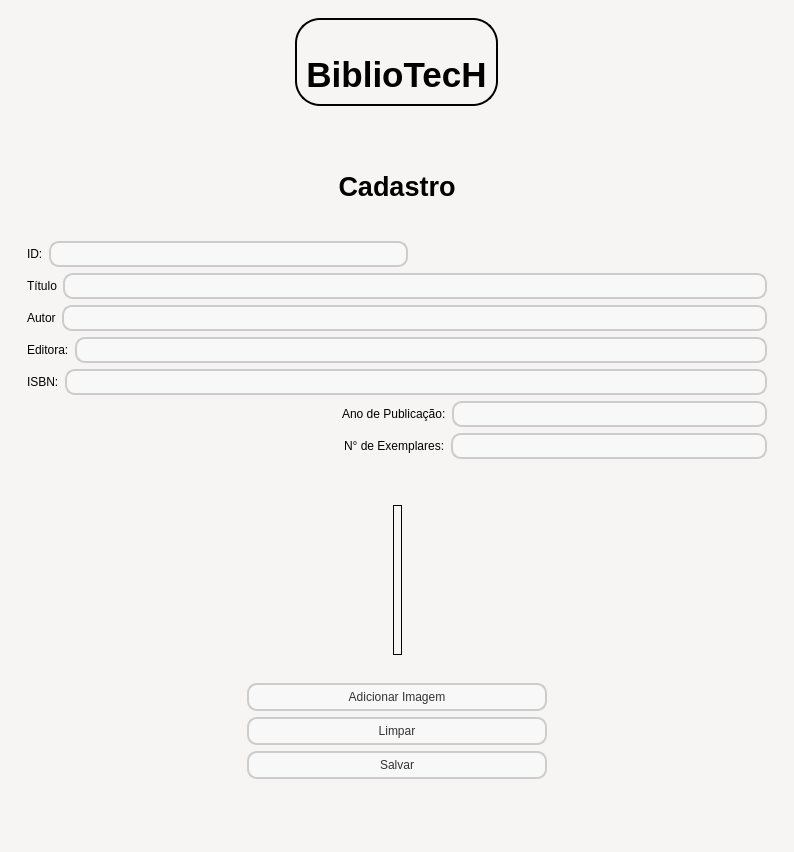
This is projetoBiblioTech/view/mainWindow.ui in agnaldo-s/Bibliotech as Qt 5 draws it before an edit. The edited form follows.
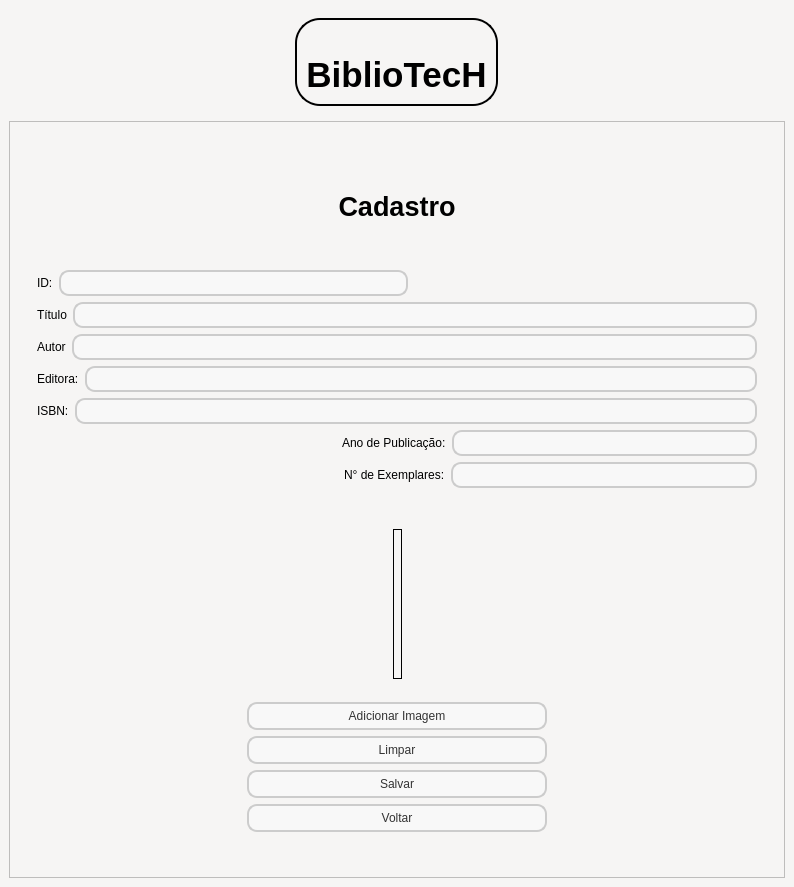
This is the edited form. The open tabs and pages were chosen to show the change. Icons and pictures are not drawn.

Commit message: Adicionado o botão voltar e scroll area

```diff
--- a/projetoBiblioTech/view/mainWindow.ui
+++ b/projetoBiblioTech/view/mainWindow.ui
@@ -7,7 +7,7 @@
     <x>0</x>
     <y>0</y>
     <width>794</width>
-    <height>852</height>
+    <height>887</height>
    </rect>
   </property>
   <property name="windowTitle">
@@ -15,10 +15,11 @@
   </property>
   <property name="styleSheet">
    <string notr="true">background-color: rgb(246, 245, 244);
-color: black;</string>
+color: black;
+margin: 0px;</string>
   </property>
   <widget class="QWidget" name="centralwidget">
-   <layout class="QVBoxLayout" name="verticalLayout_2">
+   <layout class="QVBoxLayout" name="verticalLayout_11">
     <item>
      <widget class="QWidget" name="widget" native="true">
       <layout class="QHBoxLayout" name="horizontalLayout_20">
@@ -138,6 +139,21 @@
      </widget>
     </item>
     <item>
+     <widget class="QScrollArea" name="scrollArea">
+      <property name="widgetResizable">
+       <bool>true</bool>
+      </property>
+      <widget class="QWidget" name="scrollAreaWidgetContents">
+       <property name="geometry">
+        <rect>
+         <x>0</x>
+         <y>0</y>
+         <width>774</width>
+         <height>673</height>
+        </rect>
+       </property>
+       <layout class="QVBoxLayout" name="verticalLayout_2">
+        <item>
      <widget class="QStackedWidget" name="qst_telas">
       <property name="styleSheet">
        <string notr="true">QPushButton {
@@ -977,6 +993,13 @@
                  </property>
                 </widget>
                </item>
+                   <item>
+                    <widget class="QPushButton" name="btn_voltat_cad">
+                     <property name="text">
+                      <string>Voltar</string>
+                     </property>
+                    </widget>
+                   </item>
               </layout>
              </item>
              <item>
@@ -1003,7 +1026,10 @@
     </item>
    </layout>
   </widget>
-  <widget class="QStatusBar" name="statusbar"/>
+     </widget>
+    </item>
+   </layout>
+  </widget>
  </widget>
  <resources>
   <include location="../../imagens/imagens.qrc"/>
```
Left out of the diff: 9 changed lines with no effect on the pictures. Lines whose indentation alone changed are shown as unchanged. The commit also changes 1 other file.
